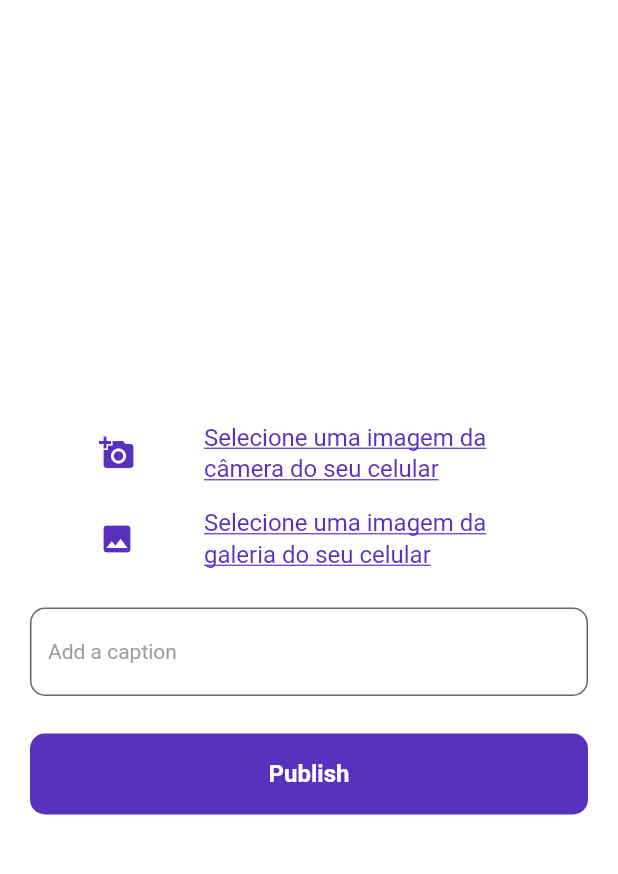
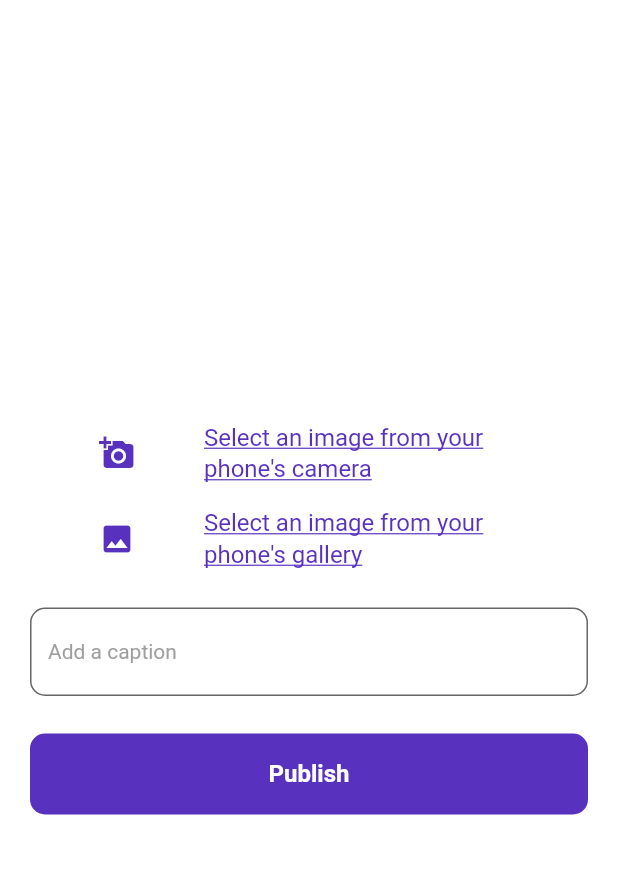
Before and after one commit to iury0393/skilla-mobile, a Flutter app: the PostScreen screen opened directly, on a phone screen of 412 x 824 dp, the part 75-949 px from its top. Run offline on Flutter 3.47's test engine with Material 2 defaults, Android fonts, the phone set to English and light mode, and no system bars; our stand-ins replace cached_network_image, device_info, dio, feather_icons_flutter, flushbar, image_picker and 8 more; missing offline and left inert: event; accounts and stored records are empty; generated files the repository leaves out were written again.

Commit message:
refatoração do post

```diff
--- a/i18n/en.json
+++ b/i18n/en.json
@@ -42,6 +42,8 @@
   "textFieldPostHint": "Add a caption",
   "btnPostSubmit": "Publish",
   "textImagePickerWarning": "Image not selected",
+  "textCameraPost": "Select an image from your phone's camera",
+  "textGalleryPost": "Select an image from your phone's gallery",
 
   "textEditBtnImage": "Change your profile picture",
   "btnEditSubmit": "Edit",
--- a/i18n/es.json
+++ b/i18n/es.json
@@ -42,6 +42,8 @@
   "textFieldPostHint": "Añadir subtítulo",
   "btnPostSubmit": "Publicar",
   "textImagePickerWarning": "Imagen no seleccionada",
+  "textCameraPost": "Seleccione una imagen de la cámara de su teléfono",
+  "textGalleryPost": "Seleccione una imagen de la galería de su teléfono",
 
   "textEditBtnImage": "Cambia tu foto de perfil",
   "btnEditSubmit": "Para editar",
--- a/i18n/pt.json
+++ b/i18n/pt.json
@@ -42,6 +42,8 @@
   "textFieldPostHint": "Adicione uma legenda",
   "btnPostSubmit": "Publicar",
   "textImagePickerWarning": "Imagem não selecionada",
+  "textCameraPost": "Selecione uma imagem da câmera do seu celular",
+  "textGalleryPost": "Selecione uma imagem da galeria do seu celular",
 
   "textEditBtnImage": "Troque a imagem do seu perfil",
   "btnEditSubmit": "Editar",
--- a/lib/screens/home/feed/post_screen.dart
+++ b/lib/screens/home/feed/post_screen.dart
@@ -32,63 +32,13 @@ class _PostScreenState extends State<PostScreen> {
   @override
   void initState() {
     super.initState();
-
-    _bloc.postController.stream.listen((event) {
-      switch (event.status) {
-        case Status.COMPLETED:
-          refreshFeedWithNewPost(true);
-          Navigator.pop(context);
-          Navigator.pop(context);
-          break;
-        case Status.LOADING:
-          NativeDialog.showLoadingDialog(context);
-          break;
-        case Status.ERROR:
-          Navigator.pop(context);
-          NativeDialog.showErrorDialog(context, event.message);
-          break;
-        default:
-          break;
-      }
-    });
+    _doPostStream();
   }
 
   @override
   void dispose() {
     super.dispose();
     _bloc.dispose();
-  }
-
-  Future getImageCamera() async {
-    var pickedFile = await picker.getImage(source: ImageSource.camera);
-
-    setState(() {
-      if (pickedFile != null) {
-        _image = File(pickedFile.path);
-      } else {
-        NativeDialog.showErrorDialog(context,
-            AppLocalizations.of(context).translate('textImagePickerWarning'));
-      }
-    });
-  }
-
-  Future getImageGallery() async {
-    var pickedFile = await picker.getImage(source: ImageSource.gallery);
-
-    setState(() {
-      if (pickedFile != null) {
-        _image = File(pickedFile.path);
-      } else {
-        NativeDialog.showErrorDialog(context,
-            AppLocalizations.of(context).translate('textImagePickerWarning'));
-      }
-    });
-  }
-
-  void refreshFeedWithNewPost(isNewPost) {
-    EventCenter.getInstance()
-        .newPostEvent
-        .broadcast(NewPostEventArgs(isNewPost));
   }
 
   @override
@@ -124,7 +74,8 @@ class _PostScreenState extends State<PostScreen> {
                                     Container(
                                       width: 210,
                                       child: Text(
-                                        'Selecione uma imagem da câmera do seu celular',
+                                        AppLocalizations.of(context)
+                                            .translate('textCameraPost'),
                                         overflow: TextOverflow.ellipsis,
                                         maxLines: 2,
                                         style: TextStyles.paragraph(
@@ -153,7 +104,8 @@ class _PostScreenState extends State<PostScreen> {
                                       Container(
                                         width: 210,
                                         child: Text(
-                                          'Selecione uma imagem da galeria do seu celular',
+                                          AppLocalizations.of(context)
+                                              .translate('textGalleryPost'),
                                           overflow: TextOverflow.ellipsis,
                                           maxLines: 2,
                                           style: TextStyles.paragraph(
@@ -190,7 +142,40 @@ class _PostScreenState extends State<PostScreen> {
     );
   }
 
-  TextField _buildCaptionTextField() {
+  // >>>>>>>>>> STREAMS
+
+  _doPostStream() {
+    _bloc.postController.stream.listen((event) {
+      switch (event.status) {
+        case Status.COMPLETED:
+          refreshFeedWithNewPost(true);
+          Navigator.pop(context);
+          Navigator.pop(context);
+          break;
+        case Status.LOADING:
+          NativeDialog.showLoadingDialog(context);
+          break;
+        case Status.ERROR:
+          Navigator.pop(context);
+          NativeDialog.showErrorDialog(context, event.message);
+          break;
+        default:
+          break;
+      }
+    });
+  }
+
+  // >>>>>>>>>> EVENTS
+
+  void refreshFeedWithNewPost(isNewPost) {
+    EventCenter.getInstance()
+        .newPostEvent
+        .broadcast(NewPostEventArgs(isNewPost));
+  }
+
+  // >>>>>>>>>> WIDGETS
+
+  Widget _buildCaptionTextField() {
     return TextField(
       maxLines: 1,
       textCapitalization: TextCapitalization.none,
@@ -220,6 +205,34 @@ class _PostScreenState extends State<PostScreen> {
     );
   }
 
+  // >>>>>>>>>> FUNCTIONS
+
+  Future getImageCamera() async {
+    var pickedFile = await picker.getImage(source: ImageSource.camera);
+
+    setState(() {
+      if (pickedFile != null) {
+        _image = File(pickedFile.path);
+      } else {
+        NativeDialog.showErrorDialog(context,
+            AppLocalizations.of(context).translate('textImagePickerWarning'));
+      }
+    });
+  }
+
+  Future getImageGallery() async {
+    var pickedFile = await picker.getImage(source: ImageSource.gallery);
+
+    setState(() {
+      if (pickedFile != null) {
+        _image = File(pickedFile.path);
+      } else {
+        NativeDialog.showErrorDialog(context,
+            AppLocalizations.of(context).translate('textImagePickerWarning'));
+      }
+    });
+  }
+
   Future uploadImage() async {
     setState(() {
       isLoading = true;
```
